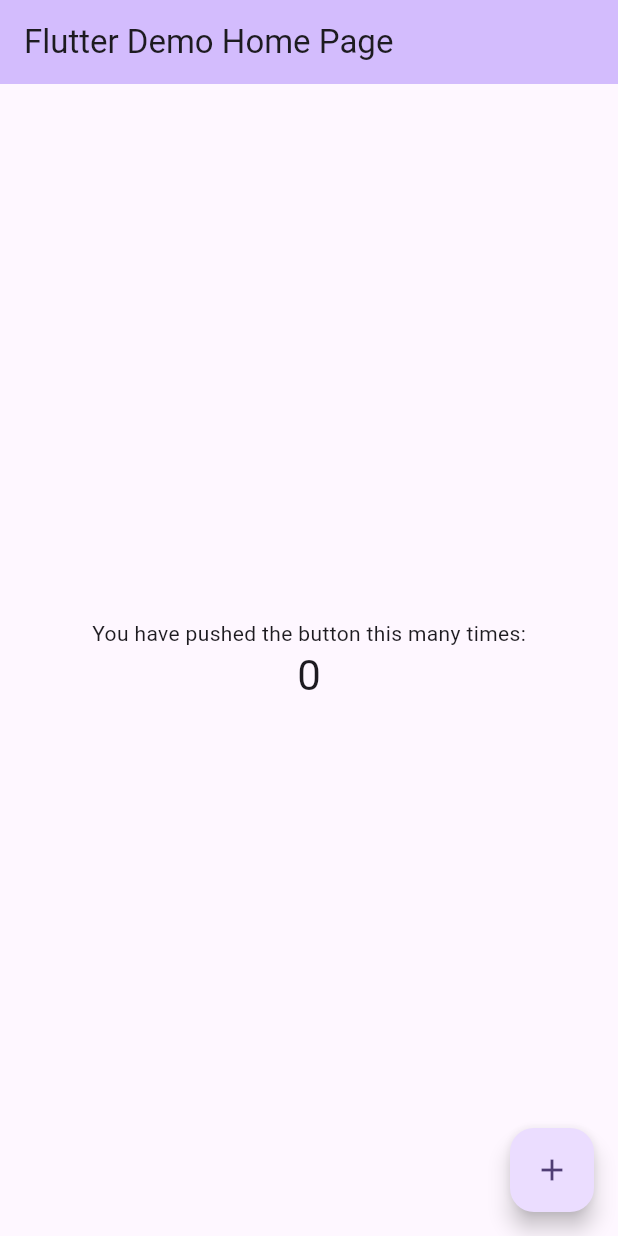
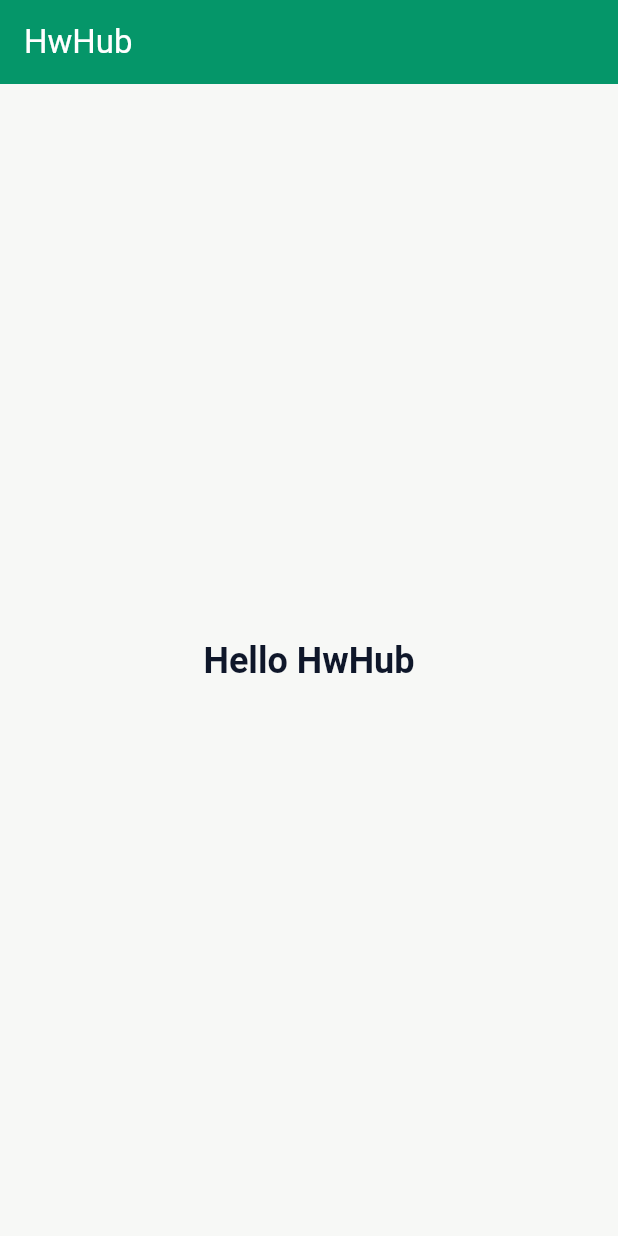
Before and after one commit to ryokkon624/hw-hub-mobile, a Flutter app: the screen it shows after launch, on a phone screen of 412 x 824 dp. Run offline on Flutter 3.47's test engine with Material 3 defaults, Android fonts, the phone set to English and light mode, and no system bars; Roboto replaces fonts that are missing (NotoSansJP).

Commit message:
feat: Design systemを反映

```diff
--- a/lib/main.dart
+++ b/lib/main.dart
@@ -1,4 +1,6 @@
 import 'package:flutter/material.dart';
+import 'core/theme/app_color_scheme.dart';
+import 'core/theme/app_theme.dart';
 
 void main() {
   runApp(const MyApp());
@@ -7,115 +9,31 @@ void main() {
 class MyApp extends StatelessWidget {
   const MyApp({super.key});
 
-  // This widget is the root of your application.
   @override
   Widget build(BuildContext context) {
     return MaterialApp(
-      title: 'Flutter Demo',
-      theme: ThemeData(
-        // This is the theme of your application.
-        //
-        // TRY THIS: Try running your application with "flutter run". You'll see
-        // the application has a purple toolbar. Then, without quitting the app,
-        // try changing the seedColor in the colorScheme below to Colors.green
-        // and then invoke "hot reload" (save your changes or press the "hot
-        // reload" button in a Flutter-supported IDE, or press "r" if you used
-        // the command line to start the app).
-        //
-        // Notice that the counter didn't reset back to zero; the application
-        // state is not lost during the reload. To reset the state, use hot
-        // restart instead.
-        //
-        // This works for code too, not just values: Most code changes can be
-        // tested with just a hot reload.
-        colorScheme: .fromSeed(seedColor: Colors.deepPurple),
-      ),
-      home: const MyHomePage(title: 'Flutter Demo Home Page'),
+      title: 'HwHub',
+      theme: AppTheme.light,
+      darkTheme: AppTheme.dark,
+      themeMode: ThemeMode.system,
+      home: const MyHomePage(),
     );
   }
 }
 
-class MyHomePage extends StatefulWidget {
-  const MyHomePage({super.key, required this.title});
-
-  // This widget is the home page of your application. It is stateful, meaning
-  // that it has a State object (defined below) that contains fields that affect
-  // how it looks.
-
-  // This class is the configuration for the state. It holds the values (in this
-  // case the title) provided by the parent (in this case the App widget) and
-  // used by the build method of the State. Fields in a Widget subclass are
-  // always marked "final".
-
-  final String title;
-
-  @override
-  State<MyHomePage> createState() => _MyHomePageState();
-}
-
-class _MyHomePageState extends State<MyHomePage> {
-  int _counter = 0;
-
-  void _incrementCounter() {
-    setState(() {
-      // This call to setState tells the Flutter framework that something has
-      // changed in this State, which causes it to rerun the build method below
-      // so that the display can reflect the updated values. If we changed
-      // _counter without calling setState(), then the build method would not be
-      // called again, and so nothing would appear to happen.
-      _counter++;
-    });
-  }
+class MyHomePage extends StatelessWidget {
+  const MyHomePage({super.key});
 
   @override
   Widget build(BuildContext context) {
-    // This method is rerun every time setState is called, for instance as done
-    // by the _incrementCounter method above.
-    //
-    // The Flutter framework has been optimized to make rerunning build methods
-    // fast, so that you can just rebuild anything that needs updating rather
-    // than having to individually change instances of widgets.
+    final colors = Theme.of(context).extension<AppColorScheme>()!;
     return Scaffold(
       appBar: AppBar(
-        // TRY THIS: Try changing the color here to a specific color (to
-        // Colors.amber, perhaps?) and trigger a hot reload to see the AppBar
-        // change color while the other colors stay the same.
-        backgroundColor: Theme.of(context).colorScheme.inversePrimary,
-        // Here we take the value from the MyHomePage object that was created by
-        // the App.build method, and use it to set our appbar title.
-        title: Text(widget.title),
+        backgroundColor: colors.primary,
+        title: Text('HwHub', style: TextStyle(color: colors.onPrimary)),
       ),
       body: Center(
-        // Center is a layout widget. It takes a single child and positions it
-        // in the middle of the parent.
-        child: Column(
-          // Column is also a layout widget. It takes a list of children and
-          // arranges them vertically. By default, it sizes itself to fit its
-          // children horizontally, and tries to be as tall as its parent.
-          //
-          // Column has various properties to control how it sizes itself and
-          // how it positions its children. Here we use mainAxisAlignment to
-          // center the children vertically; the main axis here is the vertical
-          // axis because Columns are vertical (the cross axis would be
-          // horizontal).
-          //
-          // TRY THIS: Invoke "debug painting" (choose the "Toggle Debug Paint"
-          // action in the IDE, or press "p" in the console), to see the
-          // wireframe for each widget.
-          mainAxisAlignment: .center,
-          children: [
-            const Text('You have pushed the button this many times:'),
-            Text(
-              '$_counter',
-              style: Theme.of(context).textTheme.headlineMedium,
-            ),
-          ],
-        ),
-      ),
-      floatingActionButton: FloatingActionButton(
-        onPressed: _incrementCounter,
-        tooltip: 'Increment',
-        child: const Icon(Icons.add),
+        child: Text('Hello HwHub', style: Theme.of(context).textTheme.headlineMedium),
       ),
     );
   }
```
